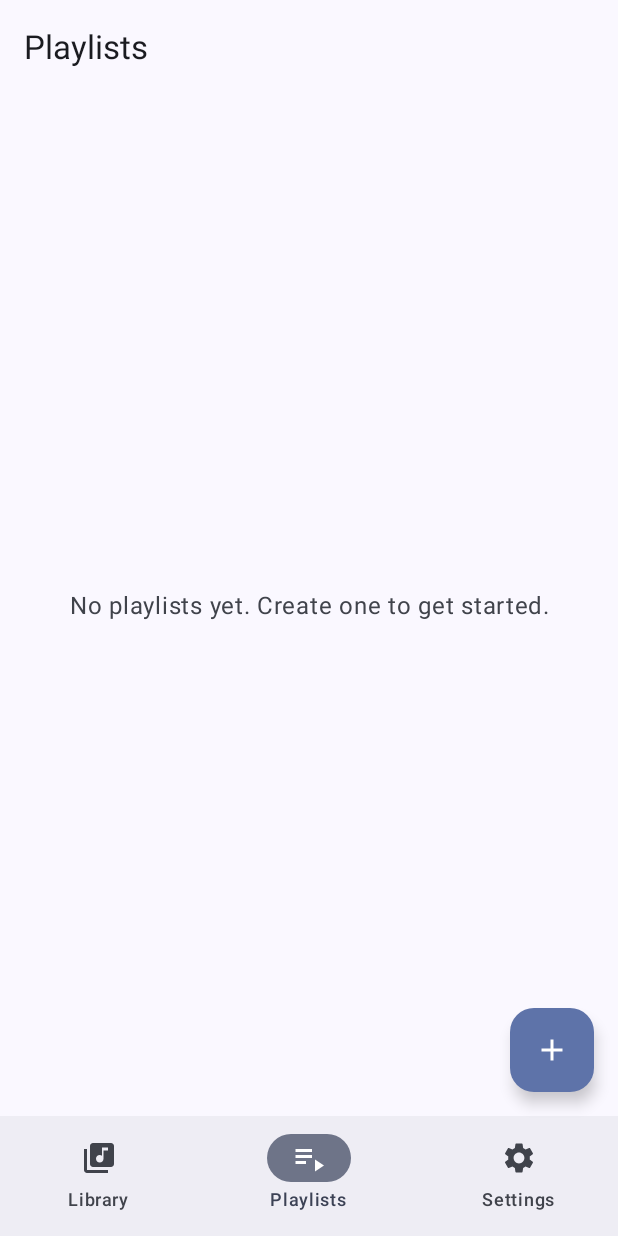
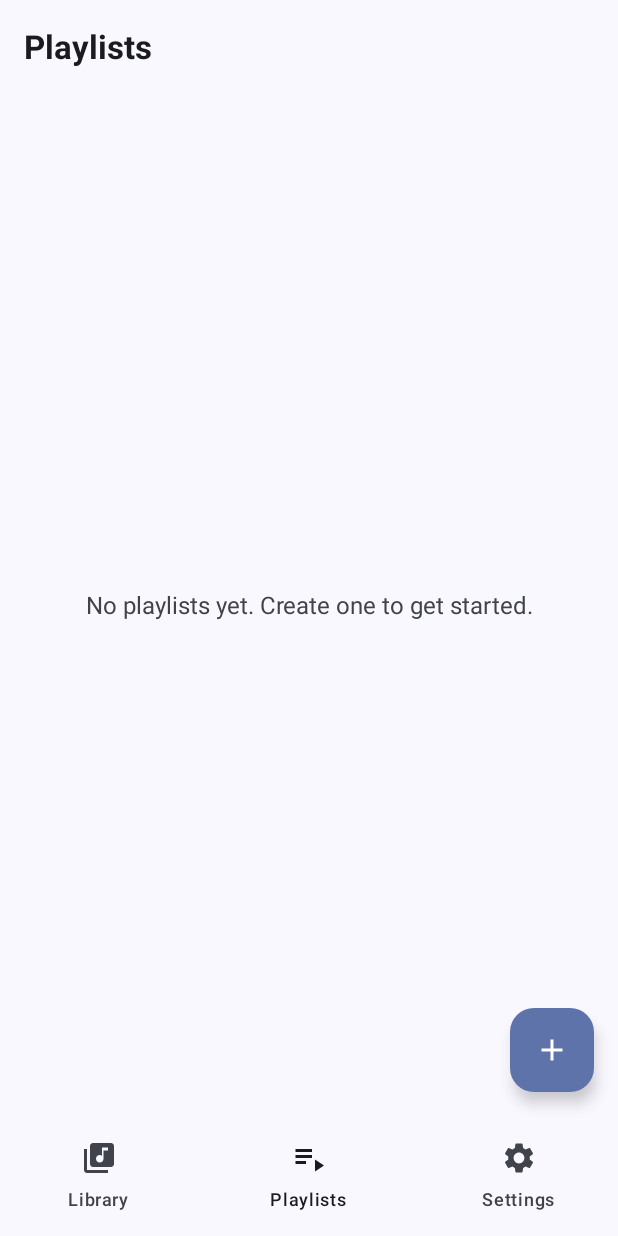
Before and after one commit to flawlessnitin/music-app, an Android app built with Jetpack Compose: the screen it shows after launch (MainActivity), item 2 of the bottom bar chosen, on a phone screen of 412 x 824 dp. Run offline under Robolectric (Android 15) with nearby library versions, the phone set to English and light mode, and no system bars; our stand-ins replace Room's generated code; 3 statements that could not run were skipped.

Commit message:
Bring back the pill tabs, rounded search, header and mini player; no glow, no RGB

```diff
--- a/android/app/src/main/java/com/personal/music/ui/AppNav.kt
+++ b/android/app/src/main/java/com/personal/music/ui/AppNav.kt
@@ -83,12 +83,21 @@ class SettingsViewModelFactory(
 }
 
 @Composable
+private fun navItemColors() = NavigationBarItemDefaults.colors(
+    selectedIconColor = MaterialTheme.colorScheme.onSurface,
+    selectedTextColor = MaterialTheme.colorScheme.onSurface,
+    unselectedIconColor = MaterialTheme.colorScheme.onSurfaceVariant,
+    unselectedTextColor = MaterialTheme.colorScheme.onSurfaceVariant,
+    indicatorColor = Color.Transparent,
+)
+
+@Composable
 fun AppBottomBar(
     navController: NavHostController,
     currentRoute: String,
     modifier: Modifier = Modifier,
 ) {
-    NavigationBar(modifier = modifier) {
+    NavigationBar(modifier = modifier, containerColor = MaterialTheme.colorScheme.background) {
         NavigationBarItem(
             selected = currentRoute == "library",
             onClick = {
@@ -106,6 +115,7 @@ fun AppBottomBar(
                 )
             },
             label = { Text("Library") },
+            colors = navItemColors(),
         )
         NavigationBarItem(
             selected = currentRoute == "playlists",
@@ -124,6 +134,7 @@ fun AppBottomBar(
                 )
             },
             label = { Text("Playlists") },
+            colors = navItemColors(),
         )
         NavigationBarItem(
             selected = currentRoute == "settings",
@@ -142,6 +153,7 @@ fun AppBottomBar(
                 )
             },
             label = { Text("Settings") },
+            colors = navItemColors(),
         )
     }
 }
--- a/android/app/src/main/java/com/personal/music/ui/library/LibraryScreen.kt
+++ b/android/app/src/main/java/com/personal/music/ui/library/LibraryScreen.kt
@@ -32,9 +32,7 @@ import androidx.compose.material3.DropdownMenuItem
 import androidx.compose.material3.Icon
 import androidx.compose.material3.IconButton
 import androidx.compose.material3.MaterialTheme
-import androidx.compose.material3.OutlinedTextField
-import androidx.compose.material3.ScrollableTabRow
-import androidx.compose.material3.Tab
+import androidx.compose.material3.TextField
 import androidx.compose.material3.Scaffold
 import androidx.compose.foundation.layout.PaddingValues
 import androidx.compose.ui.graphics.Color
@@ -120,8 +118,14 @@ fun LibraryScreen(
                 .fillMaxSize()
                 .padding(innerPadding),
         ) {
+            Text(
+                text = "Your Library",
+                style = MaterialTheme.typography.headlineMedium,
+                modifier = Modifier.padding(start = 16.dp, top = 20.dp, end = 16.dp),
+            )
+
             // Search field
-            OutlinedTextField(
+            TextField(
                 value = query,
                 onValueChange = { viewModel.setQuery(it) },
                 modifier = Modifier
@@ -146,15 +150,36 @@ fun LibraryScreen(
                     }
                 },
                 singleLine = true,
+                shape = RoundedCornerShape(28.dp),
+                colors = TextFieldDefaults.colors(
+                    focusedIndicatorColor = Color.Transparent,
+                    unfocusedIndicatorColor = Color.Transparent,
+                    disabledIndicatorColor = Color.Transparent,
+                    focusedContainerColor = MaterialTheme.colorScheme.surfaceVariant,
+                    unfocusedContainerColor = MaterialTheme.colorScheme.surfaceVariant,
+                ),
             )
 
-            // Tabs
-            ScrollableTabRow(selectedTabIndex = selectedTab.ordinal, edgePadding = 0.dp) {
+            // Tabs, as pills
+            Row(
+                modifier = Modifier
+                    .horizontalScroll(rememberScrollState())
+                    .padding(horizontal = 16.dp, vertical = 4.dp),
+                horizontalArrangement = Arrangement.spacedBy(8.dp),
+            ) {
                 LibraryTab.entries.forEach { tab ->
-                    Tab(
+                    FilterChip(
                         selected = selectedTab == tab,
                         onClick = { selectedTab = tab },
-                        text = { Text(tab.name) },
+                        label = { Text(tab.name, fontWeight = FontWeight.SemiBold) },
+                        shape = RoundedCornerShape(50),
+                        border = null,
+                        colors = FilterChipDefaults.filterChipColors(
+                            containerColor = MaterialTheme.colorScheme.surfaceVariant,
+                            labelColor = MaterialTheme.colorScheme.onSurface,
+                            selectedContainerColor = MaterialTheme.colorScheme.primary,
+                            selectedLabelColor = MaterialTheme.colorScheme.onPrimary,
+                        ),
                     )
                 }
             }
--- a/android/app/src/main/java/com/personal/music/ui/player/MiniPlayer.kt
+++ b/android/app/src/main/java/com/personal/music/ui/player/MiniPlayer.kt
@@ -50,9 +50,12 @@ fun MiniPlayer(
         Surface(
             modifier = modifier
                 .fillMaxWidth()
+                .padding(horizontal = 8.dp, vertical = 4.dp)
+                .clip(RoundedCornerShape(10.dp))
                 .clickable(onClick = onOpenPlayer)
                 .testTag("mini_player"),
-            tonalElevation = 3.dp,
+            color = MaterialTheme.colorScheme.surfaceVariant,
+            shape = RoundedCornerShape(10.dp),
         ) {
             Row(
                 modifier = Modifier
@@ -64,7 +67,7 @@ fun MiniPlayer(
                     modifier = Modifier
                         .size(44.dp)
                         .clip(RoundedCornerShape(4.dp))
-                        .background(MaterialTheme.colorScheme.surfaceVariant),
+                        .background(MaterialTheme.colorScheme.surfaceContainer),
                     contentAlignment = Alignment.Center,
                 ) {
                     if (!current.artworkUri.isNullOrBlank()) {
--- a/android/app/src/main/java/com/personal/music/ui/theme/Type.kt
+++ b/android/app/src/main/java/com/personal/music/ui/theme/Type.kt
@@ -2,16 +2,19 @@ package com.personal.music.ui.theme
 
 import androidx.compose.material3.Typography
 import androidx.compose.ui.text.TextStyle
-import androidx.compose.ui.text.font.FontFamily
 import androidx.compose.ui.text.font.FontWeight
 import androidx.compose.ui.unit.sp
 
+private val base = Typography()
+
 val Typography = Typography(
+    headlineMedium = base.headlineMedium.copy(fontWeight = FontWeight.Bold, fontSize = 28.sp),
+    headlineSmall = base.headlineSmall.copy(fontWeight = FontWeight.Bold),
+    titleLarge = base.titleLarge.copy(fontWeight = FontWeight.Bold),
+    titleMedium = base.titleMedium.copy(fontWeight = FontWeight.SemiBold),
     bodyLarge = TextStyle(
-        fontFamily = FontFamily.Default,
         fontWeight = FontWeight.Normal,
         fontSize = 16.sp,
         lineHeight = 24.sp,
-        letterSpacing = 0.5.sp
-    )
+    ),
 )
```
